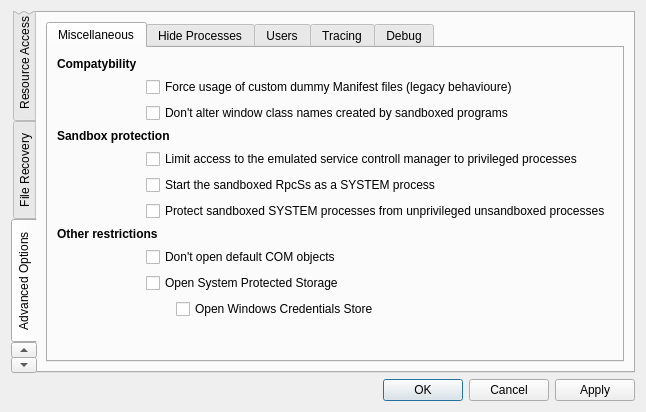
Old version of the form SandboxiePlus/SandMan/Forms/OptionsWindow.ui in the repository sandboxie-plus/Sandboxie.
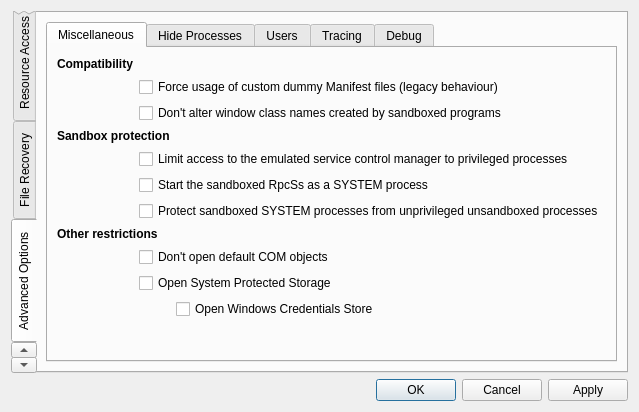
New version of the form. The open tabs and pages were chosen to show the change.

Commit message:
Several typos corrections in OptionsWindow
I hope to not have missed anything, please review my changes.

Patch:
```diff
--- a/SandboxiePlus/SandMan/Forms/OptionsWindow.ui
+++ b/SandboxiePlus/SandMan/Forms/OptionsWindow.ui
@@ -504,7 +504,7 @@
        </widget>
        <widget class="QWidget" name="tabStop">
         <attribute name="title">
-         <string>Stop Behavioure</string>
+         <string>Stop Behaviour</string>
         </attribute>
         <layout class="QGridLayout" name="gridLayout_17">
          <item row="0" column="0">
@@ -1072,14 +1072,14 @@
                     </font>
                    </property>
                    <property name="text">
-                    <string>Compatybility </string>
+                    <string>Compatibility</string>
                    </property>
                   </widget>
                  </item>
                  <item row="5" column="1" colspan="2">
                   <widget class="QCheckBox" name="chkProtectSCM">
                    <property name="text">
-                    <string>Limit access to the emulated service controll manager to privileged processes</string>
+                    <string>Limit access to the emulated service control manager to privileged processes</string>
                    </property>
                   </widget>
                  </item>
@@ -1102,7 +1102,7 @@
                  <item row="2" column="1" colspan="2">
                   <widget class="QCheckBox" name="chkPreferExternalManifest">
                    <property name="text">
-                    <string>Force usage of custom dummy Manifest files (legacy behavioure)</string>
+                    <string>Force usage of custom dummy Manifest files (legacy behaviour)</string>
                    </property>
                   </widget>
                  </item>
```
Left out of the diff: 30 changed lines with no effect on the pictures.
